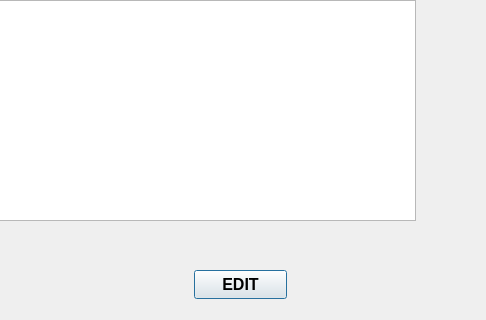
Qt form RMS_qt/editcategory.ui (dev-pratik02/RMS) before a commit; both pictures show x 314 to 800 and y 280 to 600 of the 800 by 600 pixel window.
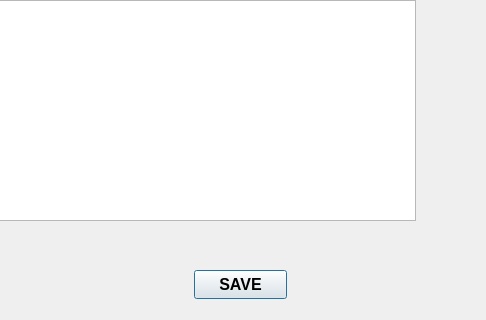
The same form after that commit.

Diff of the .ui file:
```diff
--- a/RMS_qt/editcategory.ui
+++ b/RMS_qt/editcategory.ui
@@ -61,7 +61,7 @@
     </font>
    </property>
    <property name="text">
-    <string>EDIT</string>
+    <string>SAVE</string>
    </property>
   </widget>
   <widget class="QPlainTextEdit" name="category_description">
```
